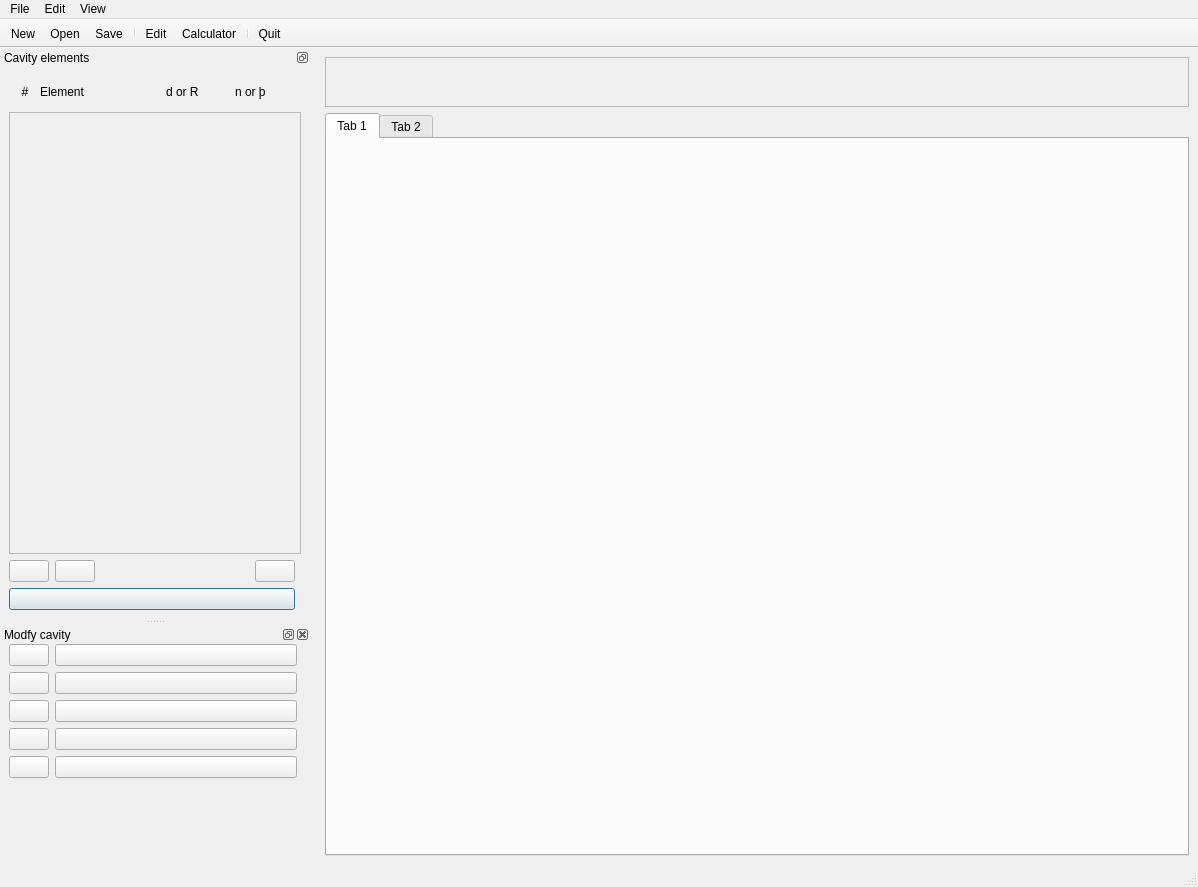
Old version of the form gui.ui in the repository simcav/simcav.
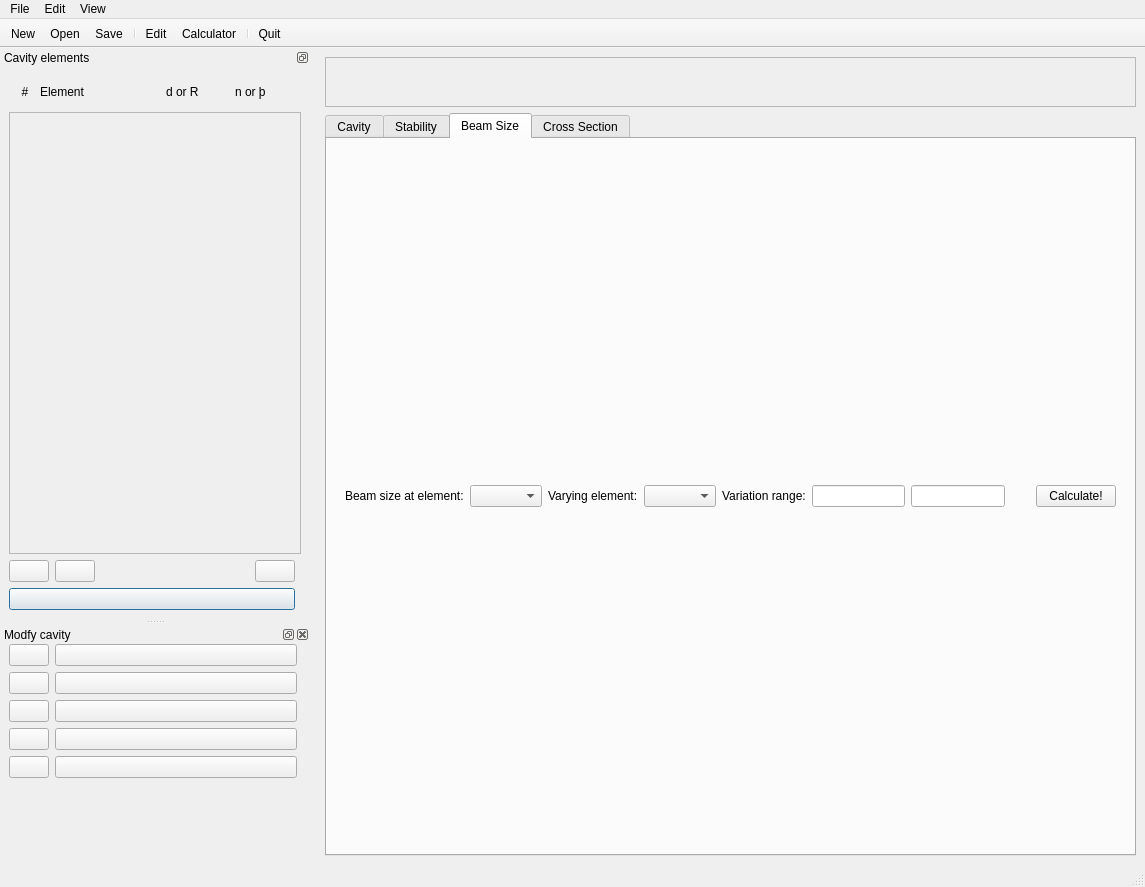
New version of the form. Icons and pictures are not drawn.

Commit message: Add Stability and beamSize plots. Add toolbars.

What changed in the file:
```diff
--- a/gui.ui
+++ b/gui.ui
@@ -6,7 +6,7 @@
    <rect>
     <x>0</x>
     <y>0</y>
-    <width>1198</width>
+    <width>1145</width>
     <height>887</height>
    </rect>
   </property>
@@ -21,17 +21,174 @@
    <layout class="QGridLayout" name="gridLayout_2">
     <item row="1" column="1">
      <widget class="QTabWidget" name="tabWidget">
+      <property name="tabShape">
+       <enum>QTabWidget::Rounded</enum>
+      </property>
       <property name="currentIndex">
-       <number>0</number>
+       <number>2</number>
+      </property>
+      <property name="movable">
+       <bool>true</bool>
+      </property>
+      <property name="tabBarAutoHide">
+       <bool>true</bool>
       </property>
       <widget class="QWidget" name="tab_cavity">
        <attribute name="title">
-        <string>Tab 1</string>
+        <string>Cavity</string>
        </attribute>
       </widget>
       <widget class="QWidget" name="tab_stability">
        <attribute name="title">
-        <string>Tab 2</string>
+        <string>Stability</string>
+       </attribute>
+       <layout class="QVBoxLayout" name="verticalLayout">
+        <item>
+         <widget class="QWidget" name="stabilityUI" native="true">
+          <property name="sizePolicy">
+           <sizepolicy hsizetype="Preferred" vsizetype="Fixed">
+            <horstretch>0</horstretch>
+            <verstretch>0</verstretch>
+           </sizepolicy>
+          </property>
+          <layout class="QHBoxLayout" name="horizontalLayout_3">
+           <item>
+            <widget class="QLabel" name="label_5">
+             <property name="text">
+              <string>Varying element:</string>
+             </property>
+            </widget>
+           </item>
+           <item>
+            <widget class="QComboBox" name="stability_comboBox"/>
+           </item>
+           <item>
+            <widget class="QLabel" name="label_6">
+             <property name="text">
+              <string>Variation range:</string>
+             </property>
+            </widget>
+           </item>
+           <item>
+            <widget class="QLineEdit" name="stability_xstart">
+             <property name="inputMethodHints">
+              <set>Qt::ImhNone</set>
+             </property>
+             <property name="placeholderText">
+              <string>(mm)</string>
+             </property>
+            </widget>
+           </item>
+           <item>
+            <widget class="QLineEdit" name="stability_xend">
+             <property name="inputMethodHints">
+              <set>Qt::ImhNone</set>
+             </property>
+             <property name="placeholderText">
+              <string>(mm)</string>
+             </property>
+            </widget>
+           </item>
+           <item>
+            <spacer name="horizontalSpacer_2">
+             <property name="orientation">
+              <enum>Qt::Horizontal</enum>
+             </property>
+             <property name="sizeHint" stdset="0">
+              <size>
+               <width>40</width>
+               <height>20</height>
+              </size>
+             </property>
+            </spacer>
+           </item>
+           <item>
+            <widget class="QPushButton" name="button_calcStability">
+             <property name="text">
+              <string>Calculate!</string>
+             </property>
+            </widget>
+           </item>
+          </layout>
+         </widget>
+        </item>
+       </layout>
+      </widget>
+      <widget class="QWidget" name="tab_beamSize">
+       <attribute name="title">
+        <string>Beam Size</string>
+       </attribute>
+       <layout class="QVBoxLayout" name="verticalLayout_2">
+        <item>
+         <widget class="QWidget" name="widget_3" native="true">
+          <property name="sizePolicy">
+           <sizepolicy hsizetype="Expanding" vsizetype="Fixed">
+            <horstretch>0</horstretch>
+            <verstretch>0</verstretch>
+           </sizepolicy>
+          </property>
+          <layout class="QHBoxLayout" name="horizontalLayout_4">
+           <item>
+            <widget class="QLabel" name="label_7">
+             <property name="text">
+              <string>Beam size at element:</string>
+             </property>
+            </widget>
+           </item>
+           <item>
+            <widget class="QComboBox" name="beamsize_comboBox_watch"/>
+           </item>
+           <item>
+            <widget class="QLabel" name="label_8">
+             <property name="text">
+              <string>Varying element:</string>
+             </property>
+            </widget>
+           </item>
+           <item>
+            <widget class="QComboBox" name="beamsize_comboBox_var"/>
+           </item>
+           <item>
+            <widget class="QLabel" name="label_9">
+             <property name="text">
+              <string>Variation range:</string>
+             </property>
+            </widget>
+           </item>
+           <item>
+            <widget class="QLineEdit" name="beamsize_xstart"/>
+           </item>
+           <item>
+            <widget class="QLineEdit" name="beamsize_xend"/>
+           </item>
+           <item>
+            <spacer name="horizontalSpacer_3">
+             <property name="orientation">
+              <enum>Qt::Horizontal</enum>
+             </property>
+             <property name="sizeHint" stdset="0">
+              <size>
+               <width>40</width>
+               <height>20</height>
+              </size>
+             </property>
+            </spacer>
+           </item>
+           <item>
+            <widget class="QPushButton" name="button_calcBeamsize">
+             <property name="text">
+              <string>Calculate!</string>
+             </property>
+            </widget>
+           </item>
+          </layout>
+         </widget>
+        </item>
+       </layout>
+      </widget>
+      <widget class="QWidget" name="tab_section">
+       <attribute name="title">
+        <string>Cross Section</string>
        </attribute>
       </widget>
      </widget>
@@ -73,7 +230,7 @@
         <rect>
          <x>0</x>
          <y>0</y>
-         <width>862</width>
+         <width>809</width>
          <height>48</height>
         </rect>
        </property>
@@ -87,8 +244,8 @@
     <rect>
      <x>0</x>
      <y>0</y>
-     <width>1198</width>
-     <height>25</height>
+     <width>1145</width>
+     <height>22</height>
     </rect>
    </property>
    <widget class="QMenu" name="menuFile">
```
Left out of the diff: 2 changed lines with no effect on the pictures. The commit also changes 5 other files.
